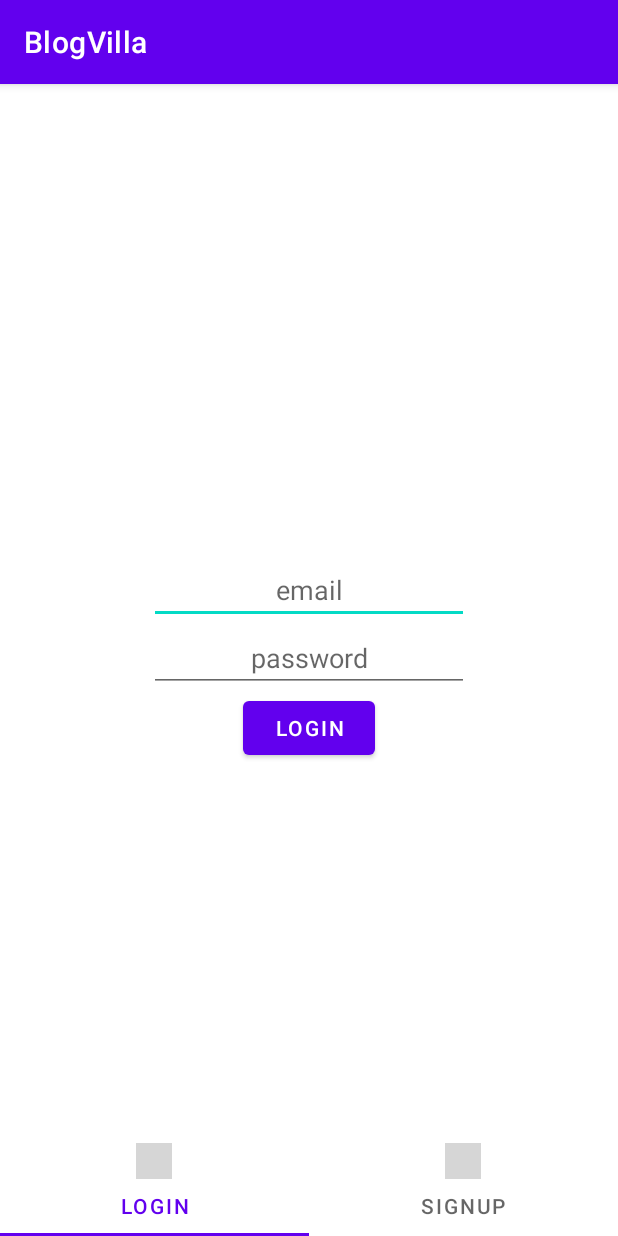
After one commit to chayan-dev/BlogVilla, an Android app: the fragment AuthFragment shown on its own in the app's theme, on a phone screen of 412 x 824 dp. The commit adds this screen. Run offline under Robolectric (Android 15) with nearby library versions, the phone set to English and light mode, and no system bars; Roboto replaces fonts that are not available here; grey boxes are pictures that could not be loaded.

Commit message:
added auth fragments and user repo

```diff
--- /dev/null
+++ b/app/src/main/java/com/example/blogvilla/ui/auth/AuthFragment.kt
@@ -0,0 +1,60 @@
+package com.example.blogvilla.ui.auth
+
+import android.os.Bundle
+import android.view.LayoutInflater
+import android.view.View
+import android.view.ViewGroup
+import androidx.fragment.app.Fragment
+import androidx.navigation.NavController
+import androidx.navigation.NavHost
+import androidx.navigation.NavHostController
+import androidx.navigation.Navigation
+import androidx.navigation.fragment.NavHostFragment
+import com.example.blogvilla.R
+import com.example.blogvilla.databinding.FragmentAuthBinding
+import com.google.android.material.tabs.TabLayout
+
+class AuthFragment : Fragment() {
+
+    private var _binding: FragmentAuthBinding? = null
+    private var navController: NavController? = null
+
+    override fun onCreateView(
+        inflater: LayoutInflater,
+        container: ViewGroup?,
+        savedInstanceState: Bundle?
+    ): View? {
+        _binding = FragmentAuthBinding.inflate(inflater, container, false)
+        return _binding?.root
+    }
+
+    override fun onViewCreated(view: View, savedInstanceState: Bundle?) {
+        super.onViewCreated(view, savedInstanceState)
+
+        navController = _binding?.let { Navigation.findNavController(it.root.findViewById(R.id.authFragmentNavHost)) }
+        _binding?.authTabLayout?.addOnTabSelectedListener(object: TabLayout.OnTabSelectedListener {
+            override fun onTabSelected(tab: TabLayout.Tab?) {
+                when(tab?.position) {
+                    0 -> {
+                        navController?.navigate(R.id.gotoLoginFragment)
+                    }
+                    1 -> {
+                        navController?.navigate(R.id.gotoSignupFragment)
+                    }
+                }
+            }
+
+            override fun onTabUnselected(tab: TabLayout.Tab?) {
+            }
+
+            override fun onTabReselected(tab: TabLayout.Tab?) {
+            }
+
+        })
+    }
+
+    override fun onDestroyView() {
+        super.onDestroyView()
+        _binding = null
+    }
+}
--- /dev/null
+++ b/app/src/main/java/com/example/blogvilla/ui/auth/LoginFragment.kt
@@ -0,0 +1,47 @@
+package com.example.blogvilla.ui.auth
+
+import android.os.Bundle
+import android.view.LayoutInflater
+import android.view.View
+import android.view.ViewGroup
+import androidx.core.view.isVisible
+import androidx.fragment.app.Fragment
+import androidx.fragment.app.activityViewModels
+import com.example.blogvilla.databinding.FragmentLoginSignupBinding
+import com.example.blogvilla.ui.AuthViewModel
+
+class LoginFragment : Fragment() {
+
+    private var _binding: FragmentLoginSignupBinding? = null
+    val authViewModel: AuthViewModel by activityViewModels()
+
+    override fun onCreateView(
+        inflater: LayoutInflater,
+        container: ViewGroup?,
+        savedInstanceState: Bundle?
+    ): View? {
+        _binding = FragmentLoginSignupBinding.inflate(inflater, container, false)
+        _binding?.usernameEditText?.isVisible = false
+
+        return _binding?.root
+    }
+
+    override fun onViewCreated(view: View, savedInstanceState: Bundle?) {
+        super.onViewCreated(view, savedInstanceState)
+
+        _binding?.apply {
+            submitButton.setOnClickListener {
+                authViewModel.login(
+                    emailEditText.text.toString(),
+                    passwordEditText.text.toString()
+                )
+            }
+
+        }
+    }
+
+    override fun onDestroyView() {
+        super.onDestroyView()
+        _binding = null
+    }
+}
--- /dev/null
+++ b/app/src/main/res/layout/fragment_auth.xml
@@ -0,0 +1,32 @@
+<?xml version="1.0" encoding="utf-8"?>
+<FrameLayout xmlns:android="http://schemas.android.com/apk/res/android"
+        xmlns:app="http://schemas.android.com/apk/res-auto"
+        android:layout_width="match_parent"
+        android:layout_height="match_parent">
+
+    <fragment
+            android:id="@+id/authFragmentNavHost"
+            android:name="androidx.navigation.fragment.NavHostFragment"
+            app:navGraph="@navigation/navigation_auth"
+            android:layout_width="match_parent"
+            android:layout_height="match_parent"/>
+
+    <com.google.android.material.tabs.TabLayout
+            android:id="@+id/authTabLayout"
+            android:layout_width="match_parent"
+            android:layout_height="wrap_content"
+            android:layout_gravity="bottom">
+
+        <com.google.android.material.tabs.TabItem
+                android:icon="@drawable/ic_menu_login"
+                android:layout_width="wrap_content"
+                android:layout_height="wrap_content"
+                android:text="Login" />
+
+        <com.google.android.material.tabs.TabItem
+                android:icon="@drawable/ic_menu_signup"
+                android:layout_width="wrap_content"
+                android:layout_height="wrap_content"
+                android:text="Signup" />
+    </com.google.android.material.tabs.TabLayout>
+</FrameLayout>
--- /dev/null
+++ b/app/src/main/res/layout/fragment_login_signup.xml
@@ -0,0 +1,38 @@
+<?xml version="1.0" encoding="utf-8"?>
+<LinearLayout xmlns:android="http://schemas.android.com/apk/res/android"
+        android:layout_gravity="center"
+        android:gravity="center_horizontal"
+        android:orientation="vertical"
+        android:layout_width="wrap_content"
+        android:layout_height="wrap_content">
+    <EditText
+            android:inputType="text"
+            android:textAlignment="center"
+            android:hint="username"
+            android:id="@+id/usernameEditText"
+            android:ems="10"
+            android:layout_width="wrap_content"
+            android:layout_height="wrap_content"/>
+    <EditText
+            android:inputType="textEmailAddress"
+            android:textAlignment="center"
+            android:hint="email"
+            android:id="@+id/emailEditText"
+            android:ems="10"
+            android:layout_width="wrap_content"
+            android:layout_height="wrap_content"/>
+    <EditText
+            android:inputType="textPassword"
+            android:textAlignment="center"
+            android:hint="password"
+            android:id="@+id/passwordEditText"
+            android:ems="10"
+            android:layout_width="wrap_content"
+            android:layout_height="wrap_content"/>
+    <com.google.android.material.button.MaterialButton
+            android:text="Login"
+            android:id="@+id/submitButton"
+            android:layout_width="wrap_content"
+            android:layout_height="wrap_content"/>
+
+</LinearLayout>
--- a/app/src/main/res/navigation/navigation_auth.xml
+++ b/app/src/main/res/navigation/navigation_auth.xml
@@ -7,11 +7,11 @@
 
     <fragment
             android:id="@+id/signupFragment"
-            android:name="io.realworld.android.ui.auth.SignupFragment"
+            android:name="com.example.blogvilla.ui.auth.SignupFragment"
             android:label="SignupFragment" />
     <fragment
             android:id="@+id/loginFragment"
-            android:name="io.realworld.android.ui.auth.LoginFragment"
+            android:name="com.example.blogvilla.ui.auth.LoginFragment"
             android:label="LoginFragment" />
     <action
             android:id="@+id/gotoLoginFragment"
--- a/app/src/main/res/navigation/navigation_main.xml
+++ b/app/src/main/res/navigation/navigation_main.xml
@@ -37,7 +37,7 @@
 
     <fragment
             android:id="@+id/nav_auth"
-            android:name="io.realworld.android.ui.auth.AuthFragment"
+            android:name="com.example.blogvilla.ui.auth.AuthFragment"
             android:label="@string/menu_auth"
             tools:layout="@layout/fragment_auth" />
 
```
Also changed, not shown: app/src/main/java/com/example/blogvilla/data/UserRepo.kt (added, +59 -0 lines), app/src/main/java/com/example/blogvilla/ui/AuthViewModel.kt (added, +48 -0 lines), app/src/main/java/com/example/blogvilla/ui/auth/SignupFragment.kt (added, +47 -0 lines).
